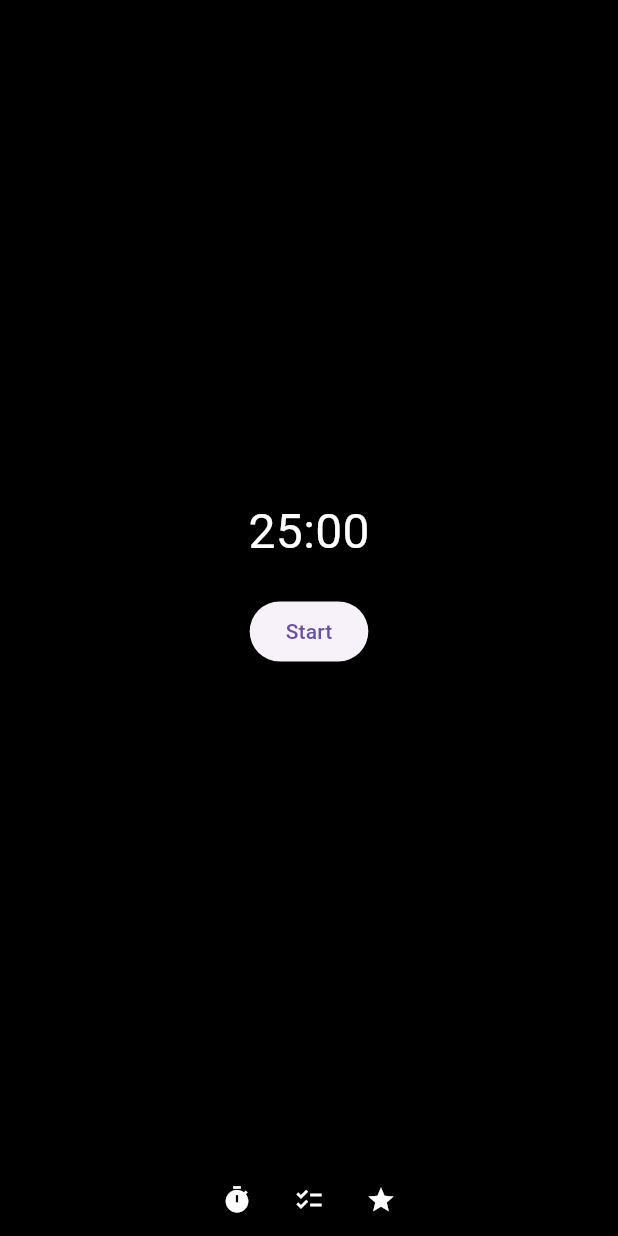
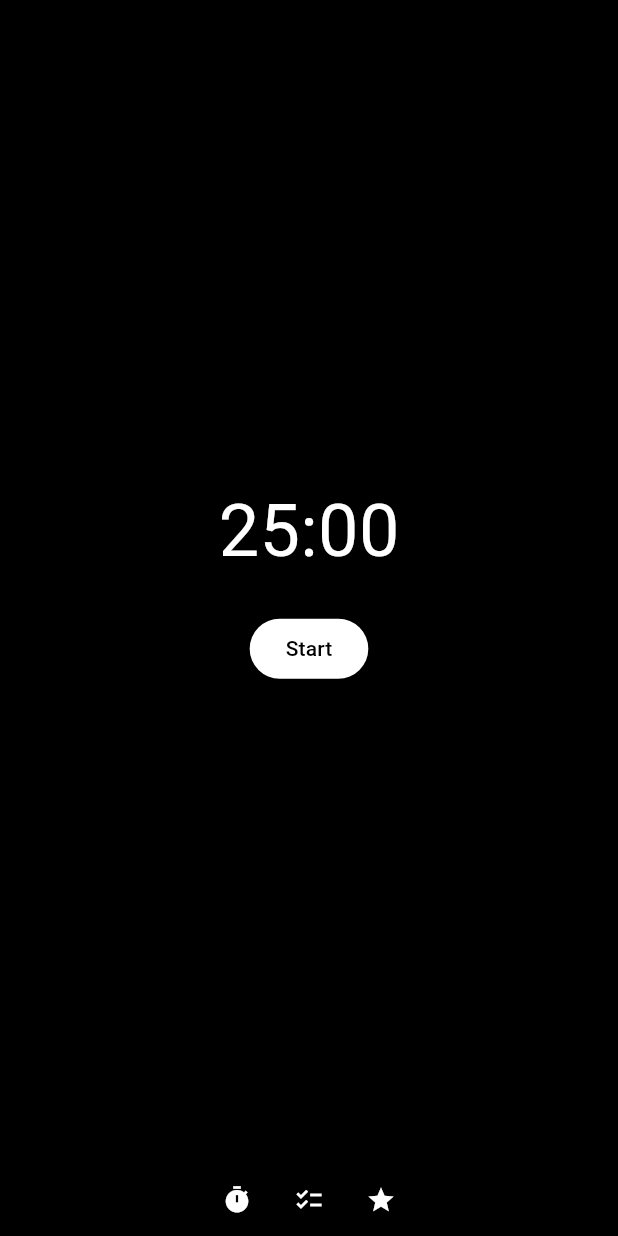
Before and after one commit to rxzheng/blackfox, a Flutter app: the screen it shows after launch, on a phone screen of 412 x 824 dp. Run offline on Flutter 3.47's test engine with Material 3 defaults, Android fonts, the phone set to English and light mode, and no system bars.

```diff
--- a/blackfox/lib/main.dart
+++ b/blackfox/lib/main.dart
@@ -48,7 +48,7 @@ class _MyHomePageState extends State<MyHomePage> {
         children: _widgetOptions,
       ),
       bottomNavigationBar: Container(
-        padding: EdgeInsets.symmetric(horizontal: 1),
+        padding: EdgeInsets.symmetric(horizontal: 10),
         child: Row(
           mainAxisAlignment: MainAxisAlignment.center,
           children: <Widget>[
@@ -92,12 +92,18 @@ class _PomodoroTimerPageState extends State<PomodoroTimerPage> {
         children: [
           Text(
             '$minutes:${seconds.toString().padLeft(2, '0')}',
-            style: TextStyle(color: Colors.white, fontSize: 32),
+            style: TextStyle(
+                color: Colors.white, fontSize: 48), // Increased font size to 48
           ),
           SizedBox(height: 20),
           ElevatedButton(
+            style: ElevatedButton.styleFrom(
+              primary: Colors.white, // background color
+              onPrimary: Colors.black, // foreground color
+            ),
             onPressed: _toggleTimer,
-            child: Text(_isRunning ? 'Stop' : 'Start'),
+            child: Text(_isRunning ? 'Stop' : 'Start',
+                style: TextStyle(color: Colors.black)),
           ),
         ],
       ),
```
Also changed, not shown: 1 other file.
